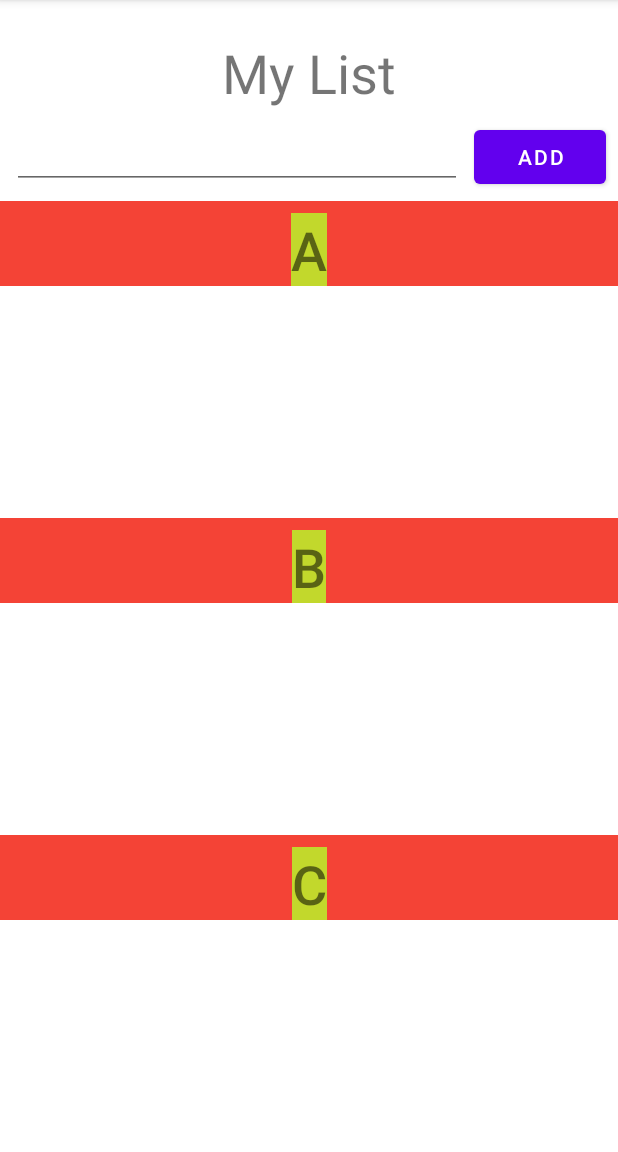
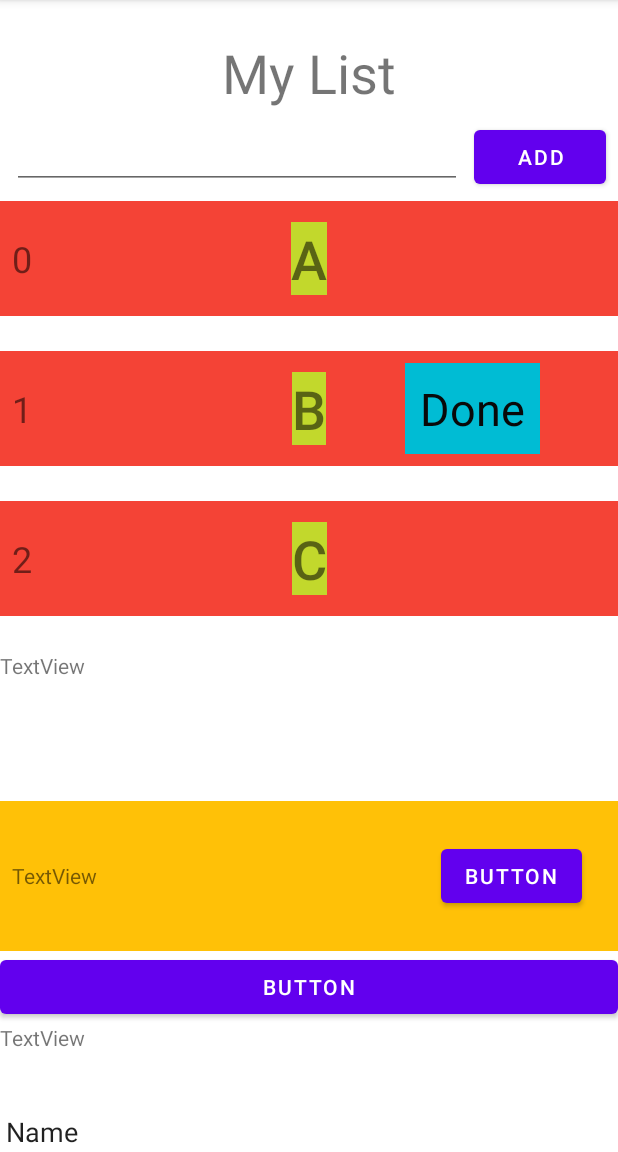
Before and after one commit to LinaLi-dotcom/recylerView, an Android app: the screen it shows after launch (MainActivity), on a phone screen of 412 x 824 dp, the part 84-1236 px from its top. Run offline under Robolectric (Android 15) with nearby library versions, the phone set to English and light mode, and no system bars.

Commit message:
donemarkning, scrollview

```diff
--- a/app/src/main/java/com/example/recyclerviewmedbill/AdapterForRecycleView.kt
+++ b/app/src/main/java/com/example/recyclerviewmedbill/AdapterForRecycleView.kt
@@ -9,7 +9,8 @@ import androidx.recyclerview.widget.RecyclerView
 
 class AdapterForRecycleView() : RecyclerView.Adapter<FancyViewHolder>() {
 
-    var myList = mutableListOf<String>("A", "B", "C", "D", "E", "F")
+    var myList = mutableListOf<String>("A", "B", "C")
+    var doneMarkning = mutableListOf<Boolean>(false, true, false)
 
 
     override fun onCreateViewHolder(parent: ViewGroup, viewType: Int): FancyViewHolder {
@@ -30,17 +31,29 @@ class AdapterForRecycleView() : RecyclerView.Adapter<FancyViewHolder>() {
             Log.d("RecyleView", "onBindViewHolder")
 
             holder.theRowText.text = myList[position]
+            holder.rowNumberText.text = position.toString()
+
+            if(doneMarkning[position] ==  true)
+            {
+                holder.doneTextView.visibility = View.VISIBLE
+            } else {
+                holder.doneTextView.visibility = View.INVISIBLE
+            }
+
             holder.itemView.setOnClickListener {
                 Log.d("RecyleView", "Clicka på rad nummber " + position.toString())
 
-                myList.removeAt(position)
+                //myList.removeAt(position)
+
+                if(doneMarkning[position] ==  true)
+                {
+                    doneMarkning[position] = false
+                } else {
+                    doneMarkning[position] = true
+                }
 
                 notifyDataSetChanged()
-
-
             }
-
-
 
         }
 }
@@ -49,4 +62,8 @@ class FancyViewHolder (view: View) : RecyclerView.ViewHolder(view) {
 
     var theRowText = view.findViewById<TextView>(R.id.theRowText)
 
+    var rowNumberText = view.findViewById<TextView>(R.id.rowNumber)
+
+    var doneTextView = view.findViewById<TextView>(R.id.doneTextView)
+
     }
--- a/app/src/main/java/com/example/recyclerviewmedbill/MainActivity.kt
+++ b/app/src/main/java/com/example/recyclerviewmedbill/MainActivity.kt
@@ -35,6 +35,8 @@ class MainActivity : AppCompatActivity() {
 
 
             theAdapter.myList.add(personName)
+            theAdapter.doneMarkning.add(false)
+
             theAdapter.notifyDataSetChanged()
 
         }
--- a/app/src/main/res/layout/activity_main.xml
+++ b/app/src/main/res/layout/activity_main.xml
@@ -9,9 +9,8 @@
     <androidx.recyclerview.widget.RecyclerView
         android:id="@+id/theRecycler"
         android:layout_width="0dp"
-        android:layout_height="0dp"
+        android:layout_height="300dp"
         android:layout_marginTop="8dp"
-        app:layout_constraintBottom_toBottomOf="parent"
         app:layout_constraintEnd_toEndOf="parent"
         app:layout_constraintHorizontal_bias="1.0"
         app:layout_constraintStart_toStartOf="parent"
@@ -50,4 +49,77 @@
         android:text="Add"
         app:layout_constraintEnd_toEndOf="parent"
         app:layout_constraintTop_toBottomOf="@+id/textView" />
+
+    <ScrollView
+        android:layout_width="0dp"
+        android:layout_height="0dp"
+        app:layout_constraintBottom_toBottomOf="parent"
+        app:layout_constraintEnd_toEndOf="parent"
+        app:layout_constraintStart_toStartOf="parent"
+        app:layout_constraintTop_toBottomOf="@+id/theRecycler">
+
+        <LinearLayout
+            android:layout_width="match_parent"
+            android:layout_height="wrap_content"
+            android:orientation="vertical" >
+
+            <TextView
+                android:id="@+id/textView2"
+                android:layout_width="match_parent"
+                android:layout_height="100dp"
+                android:text="TextView" />
+
+            <androidx.constraintlayout.widget.ConstraintLayout
+                android:layout_width="match_parent"
+                android:layout_height="100dp"
+                android:background="#FFC107">
+
+                <TextView
+                    android:id="@+id/textView4"
+                    android:layout_width="70dp"
+                    android:layout_height="20dp"
+                    android:layout_marginStart="8dp"
+                    android:text="TextView"
+                    app:layout_constraintBottom_toBottomOf="parent"
+                    app:layout_constraintStart_toStartOf="parent"
+                    app:layout_constraintTop_toTopOf="parent" />
+
+                <Button
+                    android:id="@+id/button3"
+                    android:layout_width="wrap_content"
+                    android:layout_height="wrap_content"
+                    android:layout_marginEnd="24dp"
+                    android:text="Button"
+                    app:layout_constraintBottom_toBottomOf="parent"
+                    app:layout_constraintEnd_toEndOf="parent"
+                    app:layout_constraintTop_toTopOf="parent" />
+            </androidx.constraintlayout.widget.ConstraintLayout>
+
+            <Button
+                android:id="@+id/button"
+                android:layout_width="match_parent"
+                android:layout_height="wrap_content"
+                android:text="Button" />
+
+            <TextView
+                android:id="@+id/textView3"
+                android:layout_width="match_parent"
+                android:layout_height="50dp"
+                android:text="TextView" />
+
+            <EditText
+                android:id="@+id/editTextTextPersonName"
+                android:layout_width="match_parent"
+                android:layout_height="wrap_content"
+                android:ems="10"
+                android:inputType="textPersonName"
+                android:text="Name" />
+
+            <Button
+                android:id="@+id/button2"
+                android:layout_width="match_parent"
+                android:layout_height="wrap_content"
+                android:text="Button" />
+        </LinearLayout>
+    </ScrollView>
 </androidx.constraintlayout.widget.ConstraintLayout>
--- a/app/src/main/res/layout/my_layout_item.xml
+++ b/app/src/main/res/layout/my_layout_item.xml
@@ -11,14 +11,43 @@
         android:layout_width="wrap_content"
         android:layout_height="wrap_content"
         android:layout_marginStart="8dp"
-        android:layout_marginTop="8dp"
         android:layout_marginEnd="8dp"
         android:background="#C2D82C"
         android:fontFamily="sans-serif-medium"
         android:text="Hejsan"
         android:textSize="36sp"
+        app:layout_constraintBottom_toBottomOf="parent"
         app:layout_constraintEnd_toEndOf="parent"
         app:layout_constraintStart_toStartOf="parent"
         app:layout_constraintTop_toTopOf="parent" />
 
+    <TextView
+        android:id="@+id/doneTextView"
+        android:layout_width="wrap_content"
+        android:layout_height="wrap_content"
+        android:layout_marginStart="8dp"
+        android:layout_marginTop="8dp"
+        android:layout_marginEnd="8dp"
+        android:layout_marginBottom="8dp"
+        android:background="#00BCD4"
+        android:padding="10dp"
+        android:text="Done"
+        android:textColor="#090909"
+        android:textSize="30sp"
+        app:layout_constraintBottom_toBottomOf="parent"
+        app:layout_constraintEnd_toEndOf="parent"
+        app:layout_constraintStart_toEndOf="@+id/theRowText"
+        app:layout_constraintTop_toTopOf="parent" />
+
+    <TextView
+        android:id="@+id/rowNumber"
+        android:layout_width="wrap_content"
+        android:layout_height="wrap_content"
+        android:layout_marginStart="8dp"
+        android:text="TextView"
+        android:textSize="24sp"
+        app:layout_constraintBottom_toBottomOf="parent"
+        app:layout_constraintStart_toStartOf="parent"
+        app:layout_constraintTop_toTopOf="parent" />
+
 </androidx.constraintlayout.widget.ConstraintLayout>
```
Also changed, not shown: app/src/main/res/layout/scrolling_layout.xml (added, +75 -0 lines).
